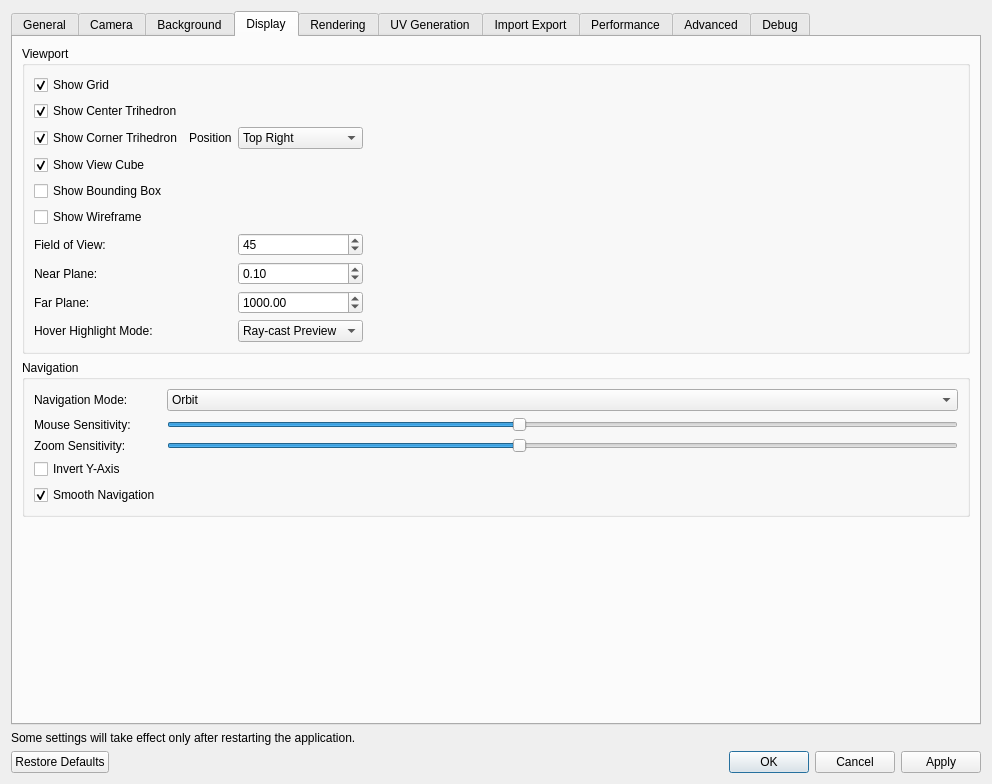
Before: the Qt Designer form ui/SettingsDialog.ui in 01Hub/ModelViewer, drawn with Qt 5.
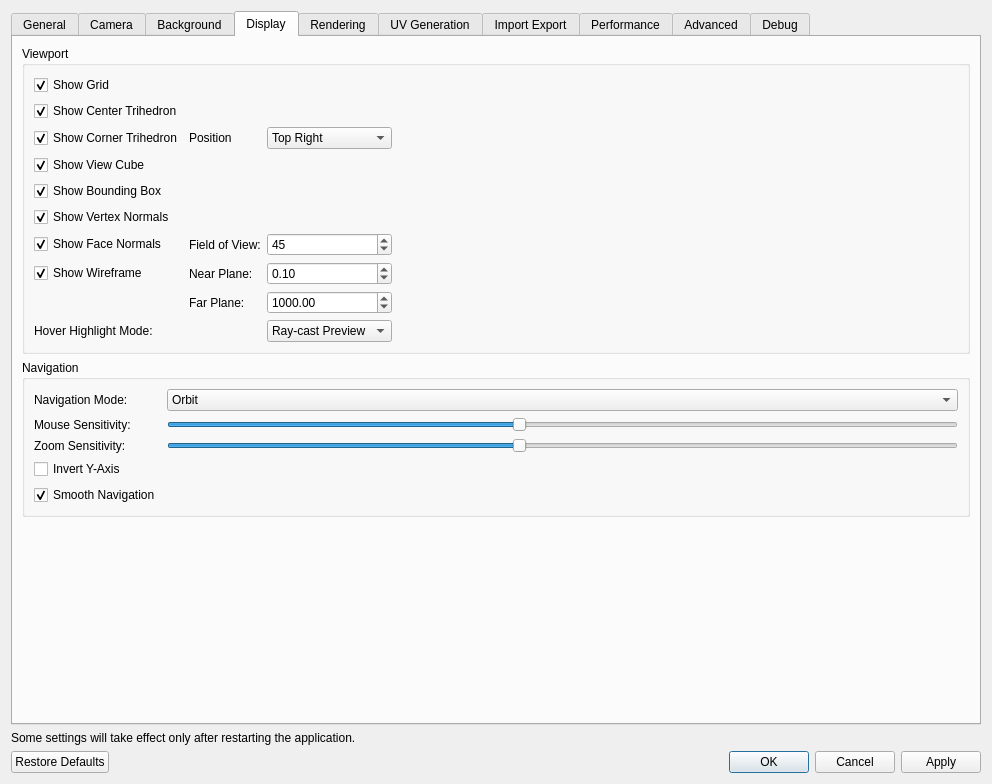
After: the same form once the commit is applied. The open tabs and pages were chosen to show the change.

Commit message: Add unified debug overlay system with bounding box, vertex/face normals

What changed in the file:
```diff
--- a/ui/SettingsDialog.ui
+++ b/ui/SettingsDialog.ui
@@ -621,7 +621,7 @@
           <string>Viewport</string>
          </property>
          <layout class="QGridLayout" name="gridLayout_12">
-          <item row="7" column="0">
+          <item row="7" column="1">
            <widget class="QLabel" name="nearPlaneLabel">
             <property name="text">
              <string>Near Plane:</string>
@@ -644,7 +644,7 @@
             </property>
            </widget>
           </item>
-          <item row="6" column="0">
+          <item row="6" column="1">
            <widget class="QLabel" name="fieldOfViewLabel">
             <property name="text">
              <string>Field of View:</string>
@@ -661,7 +661,7 @@
             </property>
            </widget>
           </item>
-          <item row="8" column="0">
+          <item row="8" column="1">
            <widget class="QLabel" name="farPlaneLabel">
             <property name="text">
              <string>Far Plane:</string>
@@ -726,6 +726,29 @@
             <property name="text">
              <string>Show Bounding Box</string>
             </property>
+            <property name="checked">
+             <bool>true</bool>
+            </property>
+           </widget>
+          </item>
+          <item row="5" column="0">
+           <widget class="QCheckBox" name="showVertexNormalsCheckBox">
+            <property name="text">
+             <string>Show Vertex Normals</string>
+            </property>
+            <property name="checked">
+             <bool>true</bool>
+            </property>
+           </widget>
+          </item>
+          <item row="6" column="0">
+           <widget class="QCheckBox" name="showFaceNormalsCheckBox">
+            <property name="text">
+             <string>Show Face Normals</string>
+            </property>
+            <property name="checked">
+             <bool>true</bool>
+            </property>
            </widget>
           </item>
           <item row="4" column="3" rowspan="2">
@@ -751,11 +774,14 @@
             </property>
            </widget>
           </item>
-          <item row="5" column="0">
+          <item row="7" column="0">
            <widget class="QCheckBox" name="showWireframeCheckBox">
             <property name="text">
              <string>Show Wireframe</string>
             </property>
+            <property name="checked">
+             <bool>true</bool>
+            </property>
            </widget>
           </item>
           <item row="6" column="2">
```
Left out of the diff: 2 changed lines with no effect on the pictures. The commit also changes 16 other files.
